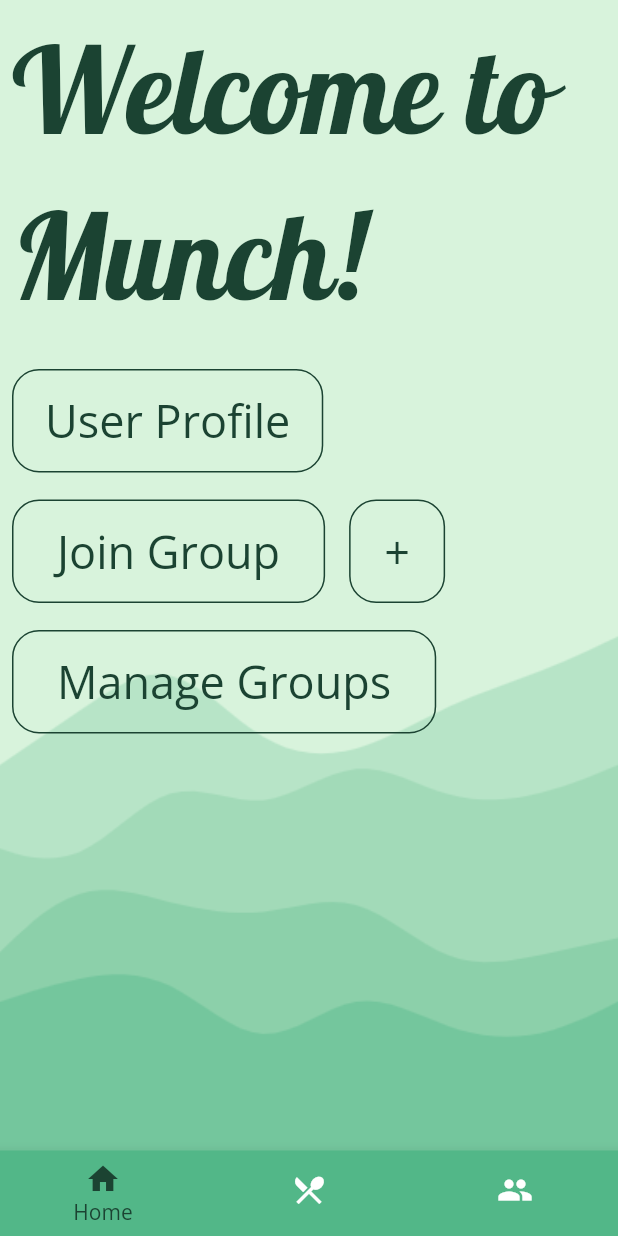
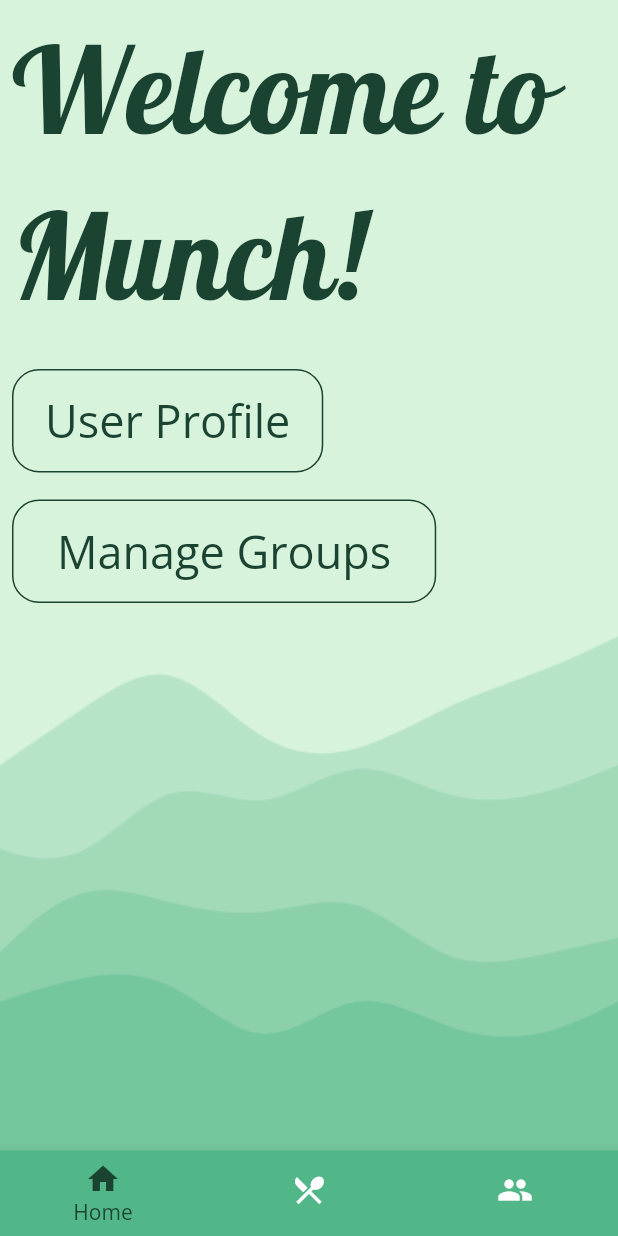
Before and after one commit to Joakim-Johansson/Munchtime, a Flutter app: the screen it shows after launch, on a phone screen of 412 x 824 dp. Run offline on Flutter 3.47's test engine with Material 2 defaults, Android fonts, the phone set to English and light mode, and no system bars.

Commit message:
Deleted Join Group and + buttons

```diff
--- a/lib/views/Home.dart
+++ b/lib/views/Home.dart
@@ -61,71 +61,7 @@ class Home extends StatelessWidget {
               ),
               ),
                 ),
-              Row(
-                children: [ Padding(
-                padding: const EdgeInsets.fromLTRB(8, 10, 8, 8),
-                child: TextButton(
-                onPressed: () {Navigator.push(
-                context,
-                MaterialPageRoute(builder: (context) => JoinGroup()),
-                );
-                          // Respond to button press
-                },
-                style: ButtonStyle(
 
-                shape: MaterialStateProperty.all<RoundedRectangleBorder>(
-
-                RoundedRectangleBorder(
-                borderRadius: BorderRadius.circular(18.0),
-                    side: const BorderSide(
-                      color: Color.fromARGB(255, 27, 67, 50))
-                    ),
-                    ),
-                ),
-                child: Padding(
-                  padding: const EdgeInsets.fromLTRB(22, 6, 22, 6),
-                  child: Text("Join Group",
-                  style: TextStyle(
-                        color: Theme.of(context).focusColor,
-                        fontSize: 30,
-                      ),),
-                ),
-
-                ),
-                  ),
-                  Padding(
-                    padding: const EdgeInsets.fromLTRB(8, 10, 8, 8),
-                child: TextButton(
-                onPressed: () {Navigator.push(
-                context,
-                MaterialPageRoute(builder: (context) => CreateGroup()),
-                );
-                          // Respond to button press
-                },
-                style: ButtonStyle(
-
-                shape: MaterialStateProperty.all<RoundedRectangleBorder>(
-
-                RoundedRectangleBorder(
-                borderRadius: BorderRadius.circular(18.0),
-                    side: const BorderSide(
-                      color: Color.fromARGB(255, 27, 67, 50))
-                    ),
-                    ),
-                ),
-                child: Padding(
-                  padding: const EdgeInsets.fromLTRB(14, 6, 14, 6),
-                  child: Text("+",
-                  style: TextStyle(
-                        color: Theme.of(context).focusColor,
-                        fontSize: 30,
-                      ),),
-                ),
-
-                ),
-                  ),
-                  ]
-              ),
 
           Padding(
             padding: const EdgeInsets.fromLTRB(8, 10, 8, 8),
```
